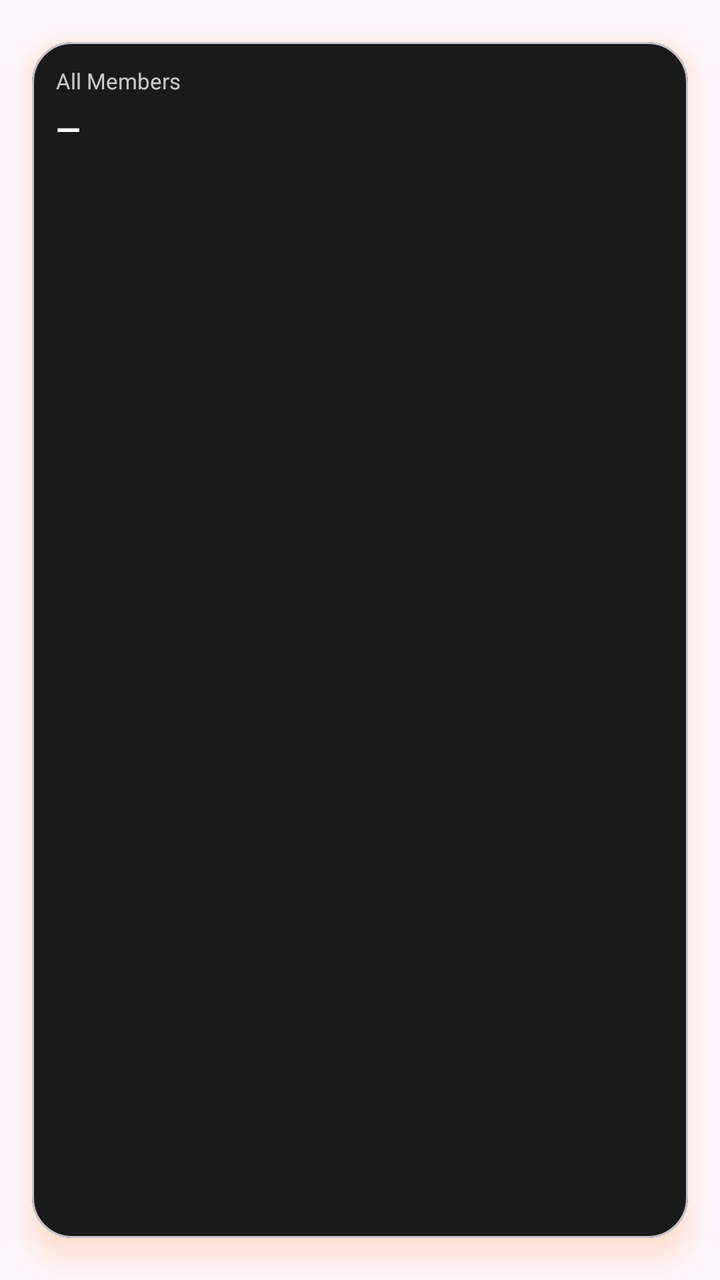
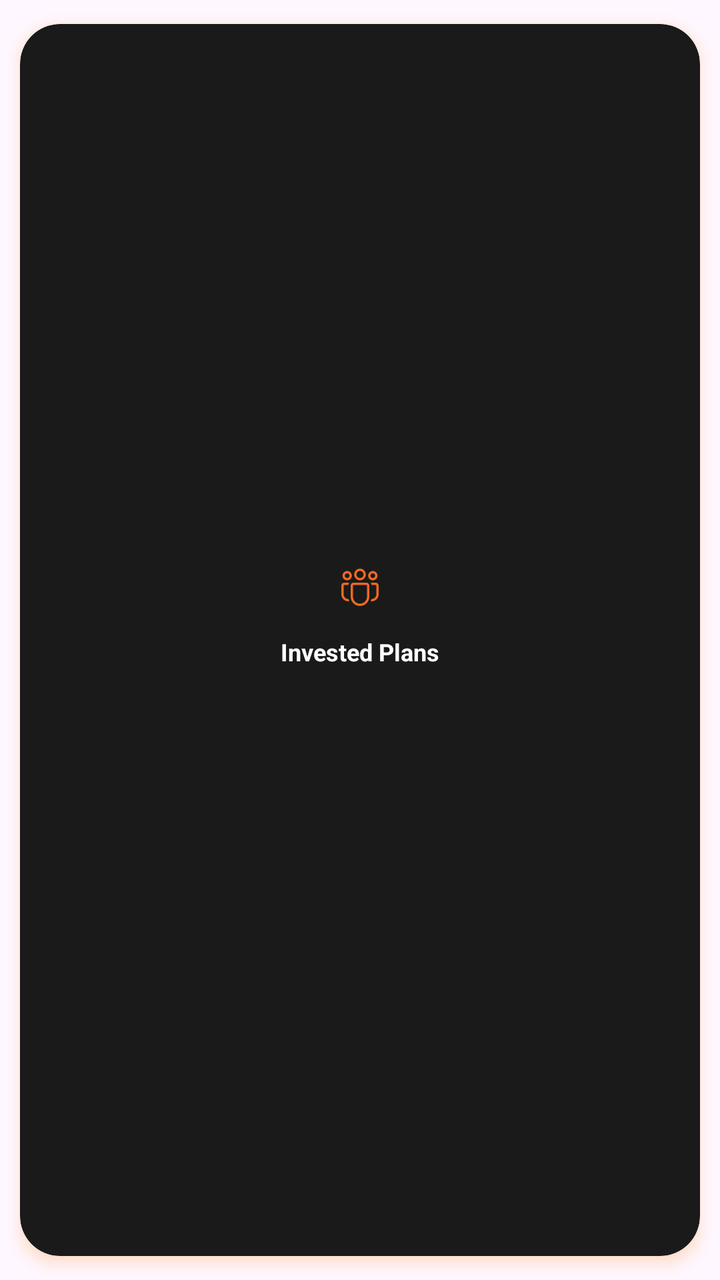

Two renders of the same Android screen: before a commit and after it. Below are the layout's source before the change and the commit's diff.
<!-- AndroidManifest.xml: application theme Theme.Bitbloom -->
<!-- res/layout/item_network_small.xml -->
<?xml version="1.0" encoding="utf-8"?>
<com.google.android.material.card.MaterialCardView xmlns:android="http://schemas.android.com/apk/res/android"
    xmlns:card_view="http://schemas.android.com/apk/res-auto"
    android:layout_width="match_parent"
    android:layout_height="86dp"
    card_view:cardCornerRadius="20dp"
    card_view:cardElevation="10dp"
    card_view:cardUseCompatPadding="true"
    card_view:cardBackgroundColor="#1A1A1A"
    android:outlineAmbientShadowColor="#FF7B00"
    android:outlineSpotShadowColor="#FF7B00">

    <LinearLayout
        android:layout_width="match_parent"
        android:layout_height="match_parent"
        android:orientation="vertical"
        android:padding="12dp">

        <TextView
            android:id="@+id/tvDesc"
            android:layout_width="match_parent"
            android:layout_height="wrap_content"
            android:text="All Members"
            android:textColor="@android:color/white"
            android:textSize="11sp"
            android:alpha="0.78"/>

        <TextView
            android:id="@+id/tvValue"
            android:layout_width="match_parent"
            android:layout_height="wrap_content"
            android:layout_marginTop="6dp"
            android:text="—"
            android:textStyle="bold"
            android:textColor="@android:color/white"
            android:textSize="16sp"/>
    </LinearLayout>
</com.google.android.material.card.MaterialCardView>
<!-- resources referenced by this layout -->
<resources>
  <style name="Theme.Bitbloom" parent="Base.Theme.Bitbloom">
          
          <item name="editTextStyle">@style/Widget.MXG.EditText.WhiteCursor</item>
          <item name="android:editTextStyle">@style/Widget.MXG.EditText.WhiteCursor</item>
  
          
          <item name="android:textCursorDrawable">@drawable/cursor_white</item>
      </style>
  <style name="Base.Theme.Bitbloom" parent="Theme.Material3.DayNight.NoActionBar">
          <item name="android:statusBarColor">@color/mxg_black</item>
          <item name="colorPrimary">@color/mxg_white</item>
          <item name="android:navigationBarColor">@color/mxg_black</item>
          <item name="android:datePickerDialogTheme">@style/BitbloomDatePickerTheme</item>
      </style>
  <style name="Widget.MXG.EditText.WhiteCursor" parent="Widget.AppCompat.EditText">
          <item name="android:textCursorDrawable">@drawable/cursor_white</item>
      </style>
  <!-- drawable cursor_white (drawable) -->
  <?xml version="1.0" encoding="utf-8"?>
  <shape xmlns:android="http://schemas.android.com/apk/res/android">
      <size android:width="2dp"/>
      <solid android:color="@android:color/white"/>
      <corners android:radius="1dp"/>
  </shape>
  <color name="mxg_black">#000000</color>
  <color name="mxg_white">#FFFFFF</color>
  <style name="BitbloomDatePickerTheme" parent="ThemeOverlay.MaterialComponents.MaterialAlertDialog">
          <item name="colorAccent">@color/status_bar_color</item> 
          <item name="android:headerBackground">@color/light_status_bar_color
          </item> 
          <item name="android:colorControlHighlight">@color/status_bar_color
          </item> 
          <item name="android:colorControlActivated">@color/status_bar_color
          </item> 
          <item name="android:textColorPrimaryInverse">@color/white</item> 
          <item name="android:textColor">@color/status_bar_color</item> 
          <item name="android:textColorPrimary">?attr/colorOnBackground</item> 
      </style>
  <color name="status_bar_color">#EE6924</color>
  <color name="light_status_bar_color">#EE6924</color>
  <color name="white">#FFFFFFFF</color>
</resources>

<!-- the commit's change to res/layout/item_network_small.xml (unified diff, before → after) -->
@@ -1,38 +1,55 @@
 <?xml version="1.0" encoding="utf-8"?>
 <com.google.android.material.card.MaterialCardView xmlns:android="http://schemas.android.com/apk/res/android"
     xmlns:card_view="http://schemas.android.com/apk/res-auto"
+    xmlns:app="http://schemas.android.com/apk/res-auto"
     android:layout_width="match_parent"
-    android:layout_height="86dp"
+    android:layout_height="wrap_content"
     card_view:cardCornerRadius="20dp"
-    card_view:cardElevation="10dp"
+    card_view:cardElevation="4dp"
     card_view:cardUseCompatPadding="true"
     card_view:cardBackgroundColor="#1A1A1A"
+    card_view:strokeWidth="0dp"
     android:outlineAmbientShadowColor="#FF7B00"
     android:outlineSpotShadowColor="#FF7B00">
 
     <LinearLayout
         android:layout_width="match_parent"
         android:layout_height="match_parent"
+        android:gravity="center"
         android:orientation="vertical"
         android:padding="12dp">
 
+        <ImageView
+            android:id="@+id/icon"
+            android:layout_width="20dp"
+            android:layout_height="20dp"
+            android:layout_marginBottom="6dp"
+            android:src="@drawable/ic_team_hollow"
+            app:tint="@color/orange" />
+
+        
         <TextView
             android:id="@+id/tvDesc"
-            android:layout_width="match_parent"
+            android:layout_width="wrap_content"
             android:layout_height="wrap_content"
-            android:text="All Members"
-            android:textColor="@android:color/white"
-            android:textSize="11sp"
-            android:alpha="0.78"/>
+            android:layout_marginTop="8dp"
+            android:maxLines="1"
+            android:ellipsize="end"
+            android:text="@string/fragment_stack_invested_plans"
+            android:textColor="@color/white"
+            android:textSize="12sp"
+            android:textStyle="bold" />
 
+        
         <TextView
             android:id="@+id/tvValue"
-            android:layout_width="match_parent"
+            android:layout_width="wrap_content"
             android:layout_height="wrap_content"
             android:layout_marginTop="6dp"
-            android:text="—"
-            android:textStyle="bold"
-            android:textColor="@android:color/white"
-            android:textSize="16sp"/>
+            android:maxLines="1"
+            android:ellipsize="end"
+            android:text=""
+            android:textColor="@color/grey"
+            android:textSize="12sp" />
     </LinearLayout>
 </com.google.android.material.card.MaterialCardView>
<!-- resource entries referenced after the edit -->
@@ -1,5 +1,7 @@
 <!-- resources referenced by this layout -->
 <resources>
+  <color name="grey">#B4FFFFFF</color>
+  <color name="orange">#EE6924</color>
   <style name="Theme.Bitbloom" parent="Base.Theme.Bitbloom">
           
           <item name="editTextStyle">@style/Widget.MXG.EditText.WhiteCursor</item>
@@ -41,5 +43,7 @@
   <color name="status_bar_color">#EE6924</color>
   <color name="light_status_bar_color">#EE6924</color>
   <color name="white">#FFFFFFFF</color>
+  <!-- drawable ic_team_hollow: vector/xml drawable (drawable, 3351 chars, omitted) -->
+  <string name="fragment_stack_invested_plans">Invested Plans</string>
 </resources>
 
